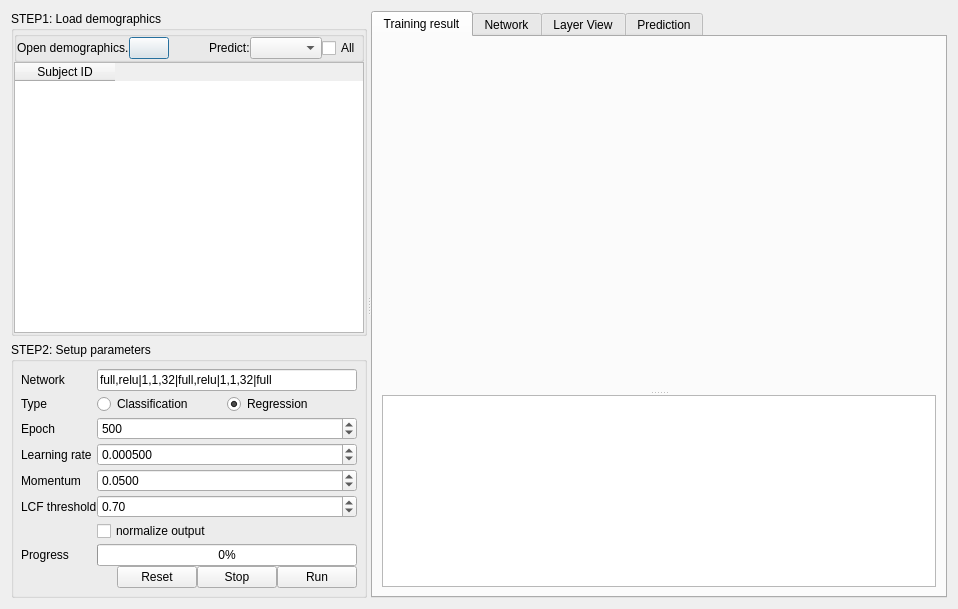
The window that connectometry/nn_connectometry.ui (frankyeh/DSI-Studio) describes before a commit, drawn with Qt 5.
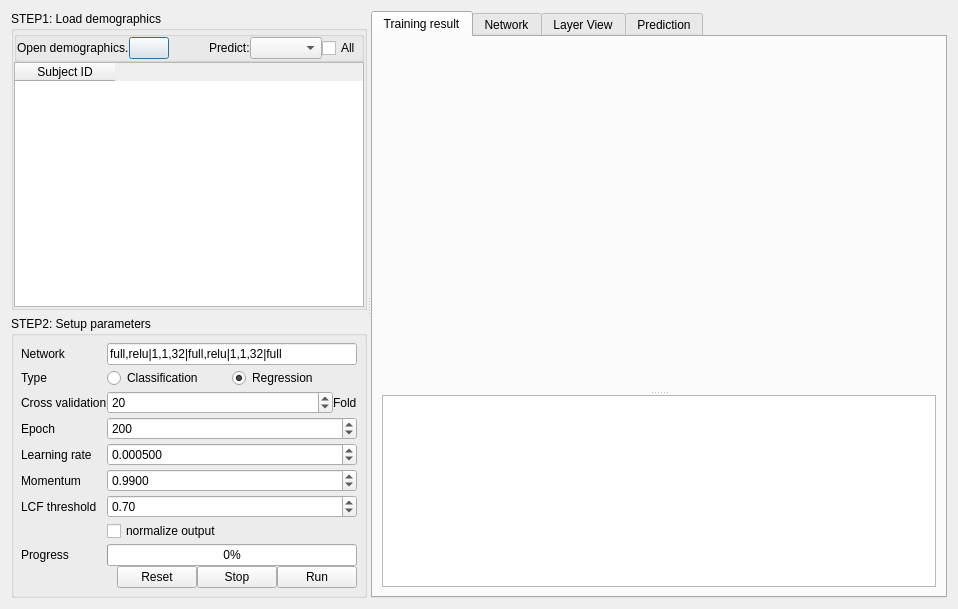
The same window after the commit. Icons and pictures are not drawn.

Patch:
```diff
--- a/connectometry/nn_connectometry.ui
+++ b/connectometry/nn_connectometry.ui
@@ -324,14 +324,14 @@
               </item>
              </layout>
             </item>
-            <item row="2" column="0">
+            <item row="3" column="0">
              <widget class="QLabel" name="label_7">
               <property name="text">
                <string>Epoch</string>
               </property>
              </widget>
             </item>
-            <item row="2" column="1">
+            <item row="3" column="1">
              <widget class="QSpinBox" name="epoch">
               <property name="minimum">
                <number>1</number>
@@ -343,18 +343,18 @@
                <number>100</number>
               </property>
               <property name="value">
-               <number>500</number>
+               <number>200</number>
               </property>
              </widget>
             </item>
-            <item row="3" column="0">
+            <item row="4" column="0">
              <widget class="QLabel" name="label_2">
               <property name="text">
                <string>Learning rate</string>
               </property>
              </widget>
             </item>
-            <item row="3" column="1">
+            <item row="4" column="1">
              <widget class="QDoubleSpinBox" name="learning_rate">
               <property name="decimals">
                <number>6</number>
@@ -370,21 +370,21 @@
               </property>
              </widget>
             </item>
-            <item row="4" column="0">
+            <item row="5" column="0">
              <widget class="QLabel" name="label_3">
               <property name="text">
                <string>Momentum</string>
               </property>
              </widget>
             </item>
-            <item row="5" column="0">
+            <item row="6" column="0">
              <widget class="QLabel" name="label_4">
               <property name="text">
                <string>LCF threshold</string>
               </property>
              </widget>
             </item>
-            <item row="5" column="1">
+            <item row="6" column="1">
              <widget class="QDoubleSpinBox" name="otsu">
               <property name="maximum">
                <double>2.000000000000000</double>
@@ -397,28 +397,28 @@
               </property>
              </widget>
             </item>
-            <item row="6" column="1">
+            <item row="7" column="1">
              <widget class="QCheckBox" name="norm_output">
               <property name="text">
                <string>normalize output</string>
               </property>
              </widget>
             </item>
-            <item row="7" column="1">
+            <item row="8" column="1">
              <widget class="QProgressBar" name="progressBar">
               <property name="value">
                <number>0</number>
               </property>
              </widget>
             </item>
-            <item row="7" column="0">
+            <item row="8" column="0">
              <widget class="QLabel" name="label_6">
               <property name="text">
                <string>Progress</string>
               </property>
              </widget>
             </item>
-            <item row="4" column="1">
+            <item row="5" column="1">
              <widget class="QDoubleSpinBox" name="momentum">
               <property name="decimals">
                <number>4</number>
@@ -430,10 +430,50 @@
                <double>0.050000000000000</double>
               </property>
               <property name="value">
-               <double>0.050000000000000</double>
+               <double>0.990000000000000</double>
               </property>
              </widget>
             </item>
+            <item row="2" column="0">
+             <widget class="QLabel" name="label_8">
+              <property name="text">
+               <string>Cross validation</string>
+              </property>
+             </widget>
+            </item>
+            <item row="2" column="1">
+             <layout class="QHBoxLayout" name="horizontalLayout">
+              <item>
+               <widget class="QSpinBox" name="cv">
+                <property name="sizePolicy">
+                 <sizepolicy hsizetype="Minimum" vsizetype="Fixed">
+                  <horstretch>2</horstretch>
+                  <verstretch>0</verstretch>
+                 </sizepolicy>
+                </property>
+                <property name="minimum">
+                 <number>5</number>
+                </property>
+                <property name="maximum">
+                 <number>100</number>
+                </property>
+                <property name="singleStep">
+                 <number>5</number>
+                </property>
+                <property name="value">
+                 <number>20</number>
+                </property>
+               </widget>
+              </item>
+              <item>
+               <widget class="QLabel" name="label_9">
+                <property name="text">
+                 <string>Fold</string>
+                </property>
+               </widget>
+              </item>
+             </layout>
+            </item>
            </layout>
           </item>
           <item>
```
